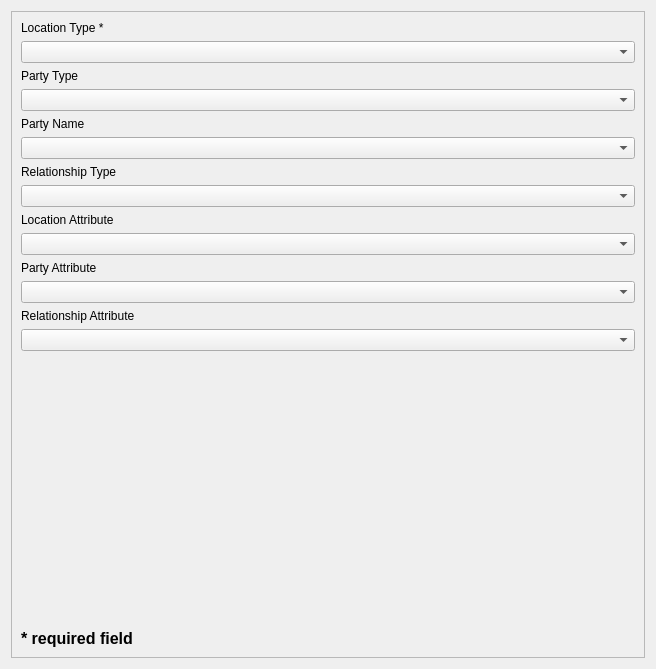
Cadasta/cadasta-qgis-plugin, file cadasta/gui/ui/wizard/step_project_update04.ui: the form before one commit.
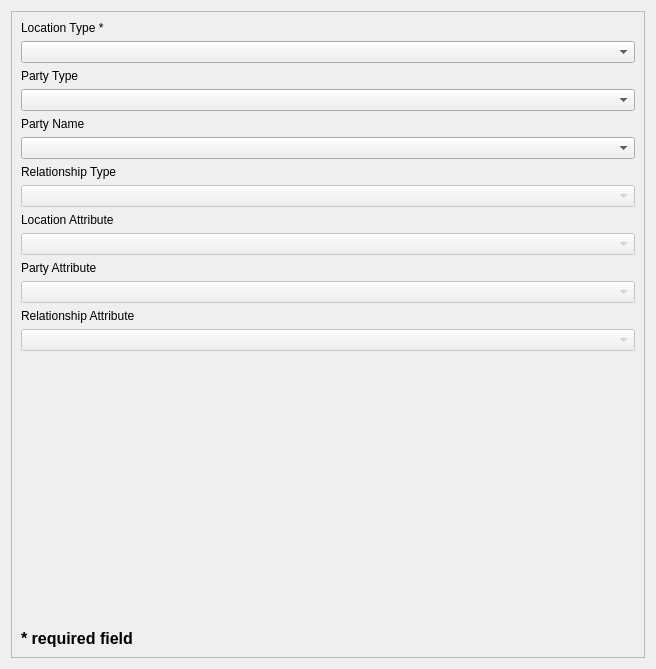
The form after the commit. Custom widgets are drawn as their Qt base class.

Patch:
```diff
--- a/cadasta/gui/ui/wizard/step_project_update04.ui
+++ b/cadasta/gui/ui/wizard/step_project_update04.ui
@@ -73,7 +73,11 @@
         </widget>
        </item>
        <item>
-        <widget class="QgsFieldComboBox" name="relationship_type_box"/>
+        <widget class="QgsFieldComboBox" name="relationship_type_box">
+         <property name="enabled">
+          <bool>false</bool>
+         </property>
+        </widget>
        </item>
        <item>
         <widget class="QLabel" name="label_6">
@@ -83,7 +87,14 @@
         </widget>
        </item>
        <item>
-        <widget class="QgsFieldComboBox" name="location_attribute_box"/>
+        <widget class="QgsFieldComboBox" name="location_attribute_box">
+         <property name="enabled">
+          <bool>false</bool>
+         </property>
+         <property name="editable">
+          <bool>false</bool>
+         </property>
+        </widget>
        </item>
        <item>
         <widget class="QLabel" name="label_7">
@@ -93,7 +104,11 @@
         </widget>
        </item>
        <item>
-        <widget class="QgsFieldComboBox" name="party_attribute_box"/>
+        <widget class="QgsFieldComboBox" name="party_attribute_box">
+         <property name="enabled">
+          <bool>false</bool>
+         </property>
+        </widget>
        </item>
        <item>
         <widget class="QLabel" name="label_8">
@@ -103,7 +118,11 @@
         </widget>
        </item>
        <item>
-        <widget class="QgsFieldComboBox" name="relationship_attribute_box"/>
+        <widget class="QgsFieldComboBox" name="relationship_attribute_box">
+         <property name="enabled">
+          <bool>false</bool>
+         </property>
+        </widget>
        </item>
        <item>
         <spacer name="verticalSpacer">
```
